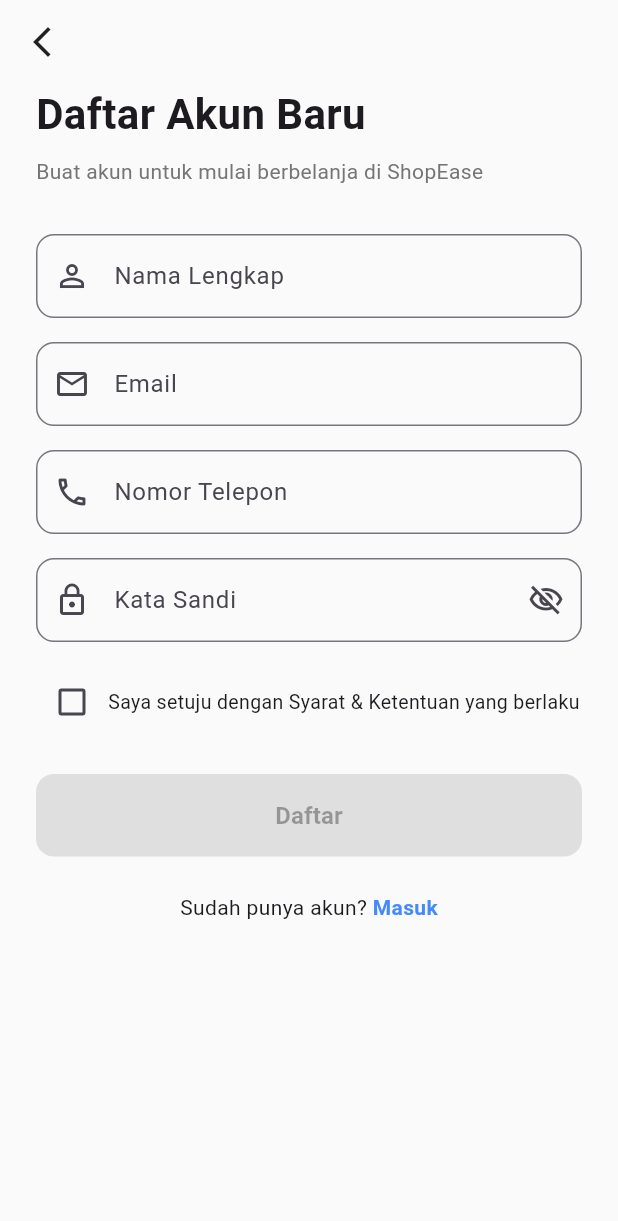
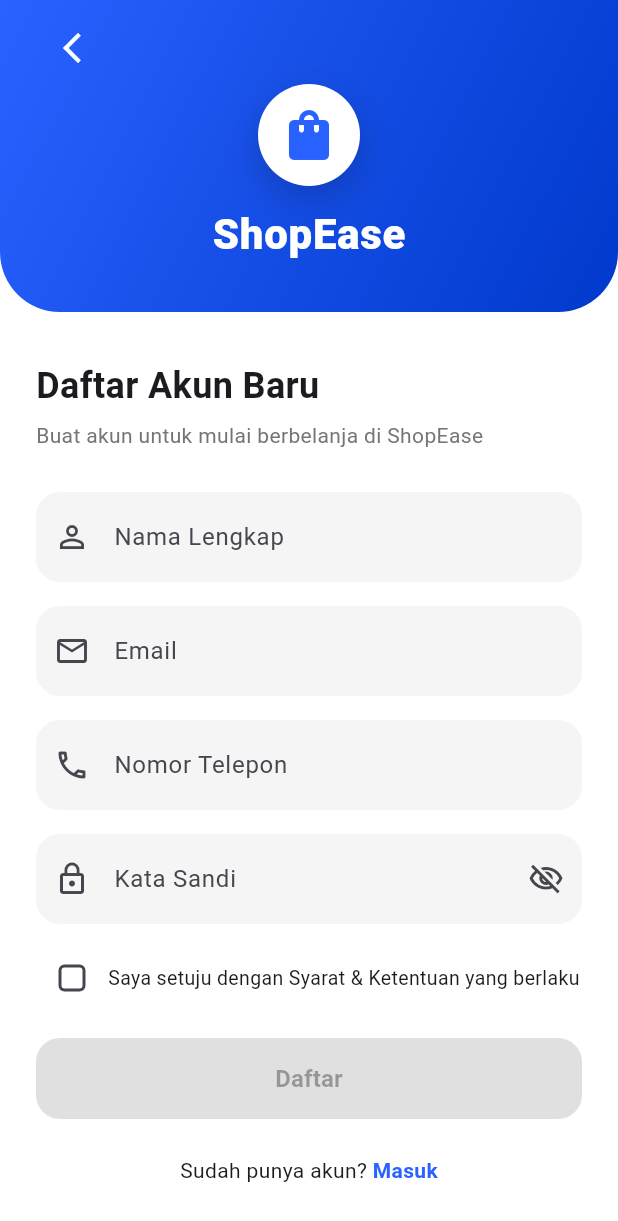
Before and after one commit to Nashr5/tugas_uas_ui, a Flutter app: the RegisterPage screen opened directly, on a phone screen of 412 x 824 dp. Shown: the top 1221 px of the screen. Run offline on Flutter 3.47's test engine with Material 3 defaults, Android fonts, the phone set to English and light mode, and no system bars.

Commit message:
update regiaterr abi
ngubah tampilan biar lebih enak dilihat hmmm

```diff
--- a/lib/register_page.dart
+++ b/lib/register_page.dart
@@ -8,6 +8,7 @@
 }
 
 class _RegisterPageState extends State<RegisterPage> {
+  final _formKey = GlobalKey<FormState>();
   final _nameController = TextEditingController();
   final _emailController = TextEditingController();
   final _phoneController = TextEditingController();
@@ -15,109 +16,184 @@
   bool _obscureText = true;
   bool _agreeToTerms = false;
 
+  static const _primary = Color(0xFF2962FF);
+  static const _primaryDark = Color(0xFF0039CB);
+
+  @override
+  void dispose() {
+    _nameController.dispose();
+    _emailController.dispose();
+    _phoneController.dispose();
+    _passwordController.dispose();
+    super.dispose();
+  }
+
+  InputDecoration _inputDecoration({
+    required String label,
+    required IconData icon,
+    Widget? suffix,
+  }) {
+    return InputDecoration(
+      labelText: label,
+      prefixIcon: Icon(icon),
+      suffixIcon: suffix,
+      filled: true,
+      fillColor: Colors.grey[100],
+      contentPadding: const EdgeInsets.symmetric(vertical: 18),
+      border: OutlineInputBorder(
+        borderRadius: BorderRadius.circular(16),
+        borderSide: BorderSide.none,
+      ),
+      enabledBorder: OutlineInputBorder(
+        borderRadius: BorderRadius.circular(16),
+        borderSide: BorderSide.none,
+      ),
+      focusedBorder: OutlineInputBorder(
+        borderRadius: BorderRadius.circular(16),
+        borderSide: const BorderSide(color: _primary, width: 1.5),
+      ),
+      errorBorder: OutlineInputBorder(
+        borderRadius: BorderRadius.circular(16),
+        borderSide: const BorderSide(color: Colors.redAccent),
+      ),
+      focusedErrorBorder: OutlineInputBorder(
+        borderRadius: BorderRadius.circular(16),
+        borderSide: const BorderSide(color: Colors.redAccent, width: 1.5),
+      ),
+    );
+  }
+
+  void _register() {
+    if (_formKey.currentState!.validate()) {
+      ScaffoldMessenger.of(context).showSnackBar(
+        const SnackBar(content: Text('Pendaftaran berhasil! Silakan masuk.')),
+      );
+      Navigator.pop(context);
+    }
+  }
+
   @override
   Widget build(BuildContext context) {
     return Scaffold(
-      backgroundColor: Colors.grey[50],
-      appBar: AppBar(
-        backgroundColor: Colors.transparent,
-        elevation: 0,
-        leading: IconButton(
-          icon: const Icon(Icons.arrow_back_ios_new, color: Colors.black87),
-          onPressed: () => Navigator.pop(context),
-        ),
-      ),
-      body: SafeArea(
-        child: SingleChildScrollView(
-          padding: const EdgeInsets.symmetric(horizontal: 24.0),
+      backgroundColor: Colors.white,
+      body: SingleChildScrollView(
+        child: Column(
+          crossAxisAlignment: CrossAxisAlignment.stretch,
+          children: [
+            _buildHeader(),
+            Padding(
+              padding: const EdgeInsets.fromLTRB(24, 32, 24, 24),
+              child: Form(
+                key: _formKey,
                 child: Column(
                   crossAxisAlignment: CrossAxisAlignment.stretch,
                   children: [
                     const Text(
                       'Daftar Akun Baru',
-                style: TextStyle(fontSize: 28, fontWeight: FontWeight.bold),
+                      style: TextStyle(fontSize: 24, fontWeight: FontWeight.bold),
                     ),
-              const SizedBox(height: 8),
+                    const SizedBox(height: 6),
                     Text(
                       'Buat akun untuk mulai berbelanja di ShopEase',
                       style: TextStyle(color: Colors.grey[600], fontSize: 14),
                     ),
-              const SizedBox(height: 32),
+                    const SizedBox(height: 28),
 
                     // Nama Lengkap
-              TextField(
+                    TextFormField(
                       controller: _nameController,
-                decoration: InputDecoration(
-                  labelText: 'Nama Lengkap',
-                  prefixIcon: const Icon(Icons.person_outline),
-                  border: OutlineInputBorder(
-                    borderRadius: BorderRadius.circular(12),
+                      textCapitalization: TextCapitalization.words,
+                      decoration: _inputDecoration(
+                        label: 'Nama Lengkap',
+                        icon: Icons.person_outline,
                       ),
-                ),
+                      validator: (value) =>
+                          (value == null || value.trim().isEmpty)
+                              ? 'Nama wajib diisi'
+                              : null,
                     ),
                     const SizedBox(height: 16),
 
                     // Email
-              TextField(
+                    TextFormField(
                       controller: _emailController,
-                decoration: InputDecoration(
-                  labelText: 'Email',
-                  prefixIcon: const Icon(Icons.email_outlined),
-                  border: OutlineInputBorder(
-                    borderRadius: BorderRadius.circular(12),
+                      keyboardType: TextInputType.emailAddress,
+                      decoration: _inputDecoration(
+                        label: 'Email',
+                        icon: Icons.email_outlined,
                       ),
-                ),
+                      validator: (value) {
+                        if (value == null || value.trim().isEmpty) {
+                          return 'Email wajib diisi';
+                        }
+                        if (!value.contains('@')) {
+                          return 'Format email tidak valid';
+                        }
+                        return null;
+                      },
                     ),
                     const SizedBox(height: 16),
 
                     // Nomor Telepon
-              TextField(
+                    TextFormField(
                       controller: _phoneController,
                       keyboardType: TextInputType.phone,
-                decoration: InputDecoration(
-                  labelText: 'Nomor Telepon',
-                  prefixIcon: const Icon(Icons.phone_outlined),
-                  border: OutlineInputBorder(
-                    borderRadius: BorderRadius.circular(12),
+                      decoration: _inputDecoration(
+                        label: 'Nomor Telepon',
+                        icon: Icons.phone_outlined,
                       ),
-                ),
+                      validator: (value) {
+                        if (value == null || value.trim().isEmpty) {
+                          return 'Nomor telepon wajib diisi';
+                        }
+                        if (value.trim().length < 9) {
+                          return 'Nomor telepon tidak valid';
+                        }
+                        return null;
+                      },
                     ),
                     const SizedBox(height: 16),
 
                     // Kata Sandi
-              TextField(
+                    TextFormField(
                       controller: _passwordController,
                       obscureText: _obscureText,
-                decoration: InputDecoration(
-                  labelText: 'Kata Sandi',
-                  prefixIcon: const Icon(Icons.lock_outline),
-                  suffixIcon: IconButton(
+                      decoration: _inputDecoration(
+                        label: 'Kata Sandi',
+                        icon: Icons.lock_outline,
+                        suffix: IconButton(
                           icon: Icon(
-                      _obscureText ? Icons.visibility_off_outlined : Icons.visibility_outlined,
+                            _obscureText
+                                ? Icons.visibility_off_outlined
+                                : Icons.visibility_outlined,
                           ),
-                    onPressed: () {
-                      setState(() {
-                        _obscureText = !_obscureText;
-                      });
+                          onPressed: () =>
+                              setState(() => _obscureText = !_obscureText),
+                        ),
+                      ),
+                      validator: (value) {
+                        if (value == null || value.isEmpty) {
+                          return 'Kata sandi wajib diisi';
+                        }
+                        if (value.length < 6) {
+                          return 'Minimal 6 karakter';
+                        }
+                        return null;
                       },
                     ),
-                  border: OutlineInputBorder(
-                    borderRadius: BorderRadius.circular(12),
-                  ),
-                ),
-              ),
-              const SizedBox(height: 16),
+                    const SizedBox(height: 12),
 
-              // Checkbox Persetujuan
+                    // Persetujuan
                     Row(
                       children: [
                         Checkbox(
                           value: _agreeToTerms,
-                    onChanged: (value) {
-                      setState(() {
-                        _agreeToTerms = value ?? false;
-                      });
-                    },
+                          activeColor: _primary,
+                          shape: RoundedRectangleBorder(
+                            borderRadius: BorderRadius.circular(4),
+                          ),
+                          onChanged: (value) =>
+                              setState(() => _agreeToTerms = value ?? false),
                         ),
                         const Expanded(
                           child: Text(
@@ -127,32 +203,34 @@
                         ),
                       ],
                     ),
-              const SizedBox(height: 24),
+                    const SizedBox(height: 16),
 
                     // Tombol Daftar
-              ElevatedButton(
-                onPressed: _agreeToTerms
-                    ? () {
-                        ScaffoldMessenger.of(context).showSnackBar(
-                          const SnackBar(content: Text('Pendaftaran berhasil! Silakan masuk.')),
-                        );
-                        Navigator.pop(context);
-                      }
-                    : null, // Tombol tidak bisa diklik jika belum setuju dengan S&K
+                    SizedBox(
+                      height: 54,
+                      child: ElevatedButton(
+                        onPressed: _agreeToTerms ? _register : null,
                         style: ElevatedButton.styleFrom(
-                  backgroundColor: Colors.blueAccent,
+                          backgroundColor: _primary,
                           foregroundColor: Colors.white,
-                  padding: const EdgeInsets.symmetric(vertical: 16),
+                          disabledBackgroundColor: Colors.grey[300],
+                          elevation: 0,
                           shape: RoundedRectangleBorder(
-                    borderRadius: BorderRadius.circular(12),
+                            borderRadius: BorderRadius.circular(16),
                           ),
-                  elevation: 2,
                         ),
-                child: const Text('Daftar', style: TextStyle(fontSize: 16, fontWeight: FontWeight.bold)),
+                        child: const Text(
+                          'Daftar',
+                          style: TextStyle(
+                            fontSize: 16,
+                            fontWeight: FontWeight.bold,
+                          ),
+                        ),
+                      ),
                     ),
                     const SizedBox(height: 24),
 
-              // Navigasi Kembali ke Login
+                    // Kembali ke Login
                     Row(
                       mainAxisAlignment: MainAxisAlignment.center,
                       children: [
@@ -162,7 +240,7 @@
                           child: const Text(
                             'Masuk',
                             style: TextStyle(
-                        color: Colors.blueAccent,
+                              color: _primary,
                               fontWeight: FontWeight.bold,
                             ),
                           ),
@@ -173,6 +251,67 @@
                 ),
               ),
             ),
+          ],
+        ),
+      ),
+    );
+  }
+
+  Widget _buildHeader() {
+    final topPadding = MediaQuery.of(context).padding.top;
+    return Container(
+      padding: EdgeInsets.fromLTRB(24, topPadding + 8, 24, 32),
+      decoration: const BoxDecoration(
+        gradient: LinearGradient(
+          begin: Alignment.topLeft,
+          end: Alignment.bottomRight,
+          colors: [_primary, _primaryDark],
+        ),
+        borderRadius: BorderRadius.only(
+          bottomLeft: Radius.circular(40),
+          bottomRight: Radius.circular(40),
+        ),
+      ),
+      child: Column(
+        children: [
+          Align(
+            alignment: Alignment.centerLeft,
+            child: IconButton(
+              icon: const Icon(Icons.arrow_back_ios_new, color: Colors.white),
+              onPressed: () => Navigator.pop(context),
+            ),
+          ),
+          Container(
+            padding: const EdgeInsets.all(14),
+            decoration: BoxDecoration(
+              color: Colors.white,
+              shape: BoxShape.circle,
+              boxShadow: [
+                BoxShadow(
+                  color: Colors.black.withAlpha(46),
+                  blurRadius: 20,
+                  offset: const Offset(0, 8),
+                ),
+              ],
+            ),
+            child: const Icon(
+              Icons.shopping_bag_rounded,
+              size: 40,
+              color: _primary,
+            ),
+          ),
+          const SizedBox(height: 12),
+          const Text(
+            'ShopEase',
+            style: TextStyle(
+              fontSize: 28,
+              fontWeight: FontWeight.w800,
+              color: Colors.white,
+              letterSpacing: 0.5,
+            ),
+          ),
+        ],
+      ),
     );
   }
 }
```
Lines whose indentation alone changed are shown as unchanged.
